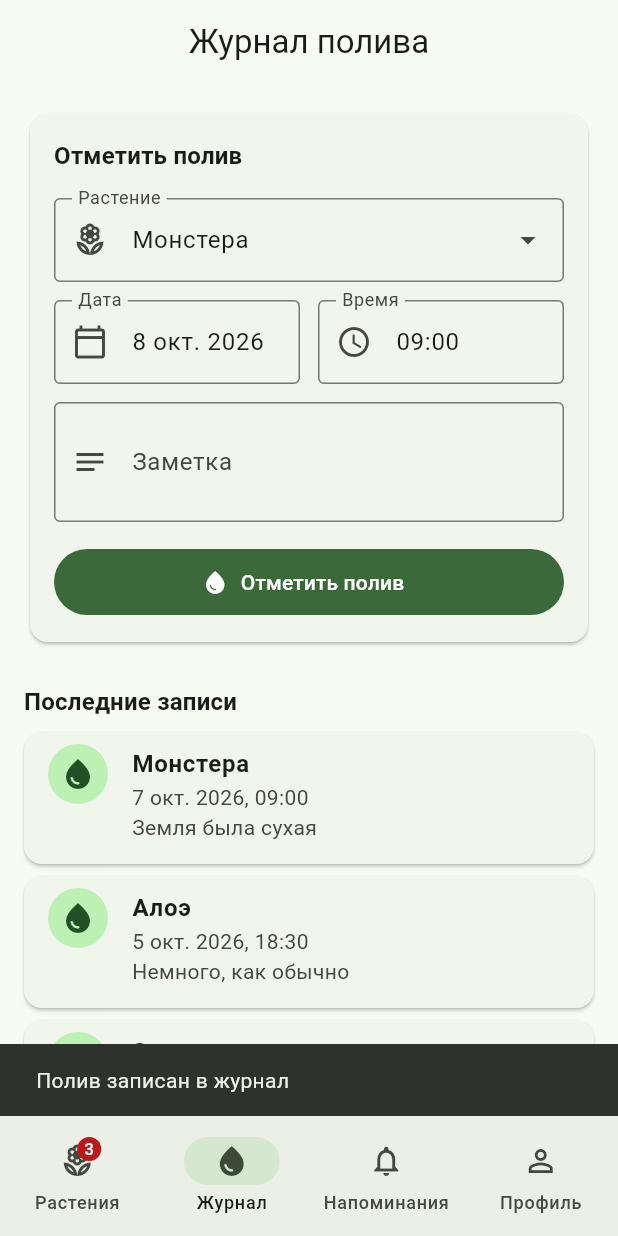
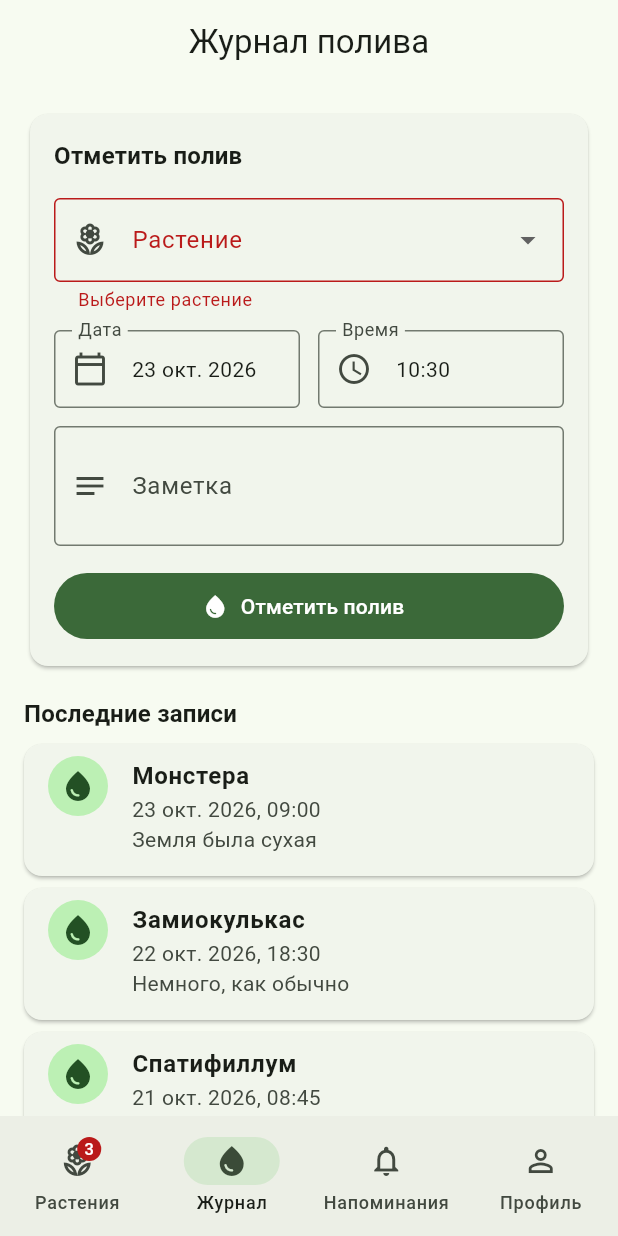
Before and after one commit to Serghei28/pam-project, a Flutter app: the WateringJournalScreen screen opened by its route, after a tap on "Отметить полив", on a phone screen of 412 x 824 dp. Run offline on Flutter 3.47's test engine with Material 3 defaults, Android fonts, the phone set to English and light mode, and no system bars; our stand-ins replace go_router.

Commit message:
L4: journal and plant history read WateringLogModel, watering form writes via models

```diff
--- a/green_garden/lib/models/plants_model.dart
+++ b/green_garden/lib/models/plants_model.dart
@@ -63,9 +63,9 @@ class PlantsModel extends ChangeNotifier {
   }
 
   // Отметить полив = обновить дату последнего полива через хранилище
-  Future<String?> markWatered(int id) async {
+  Future<String?> markWatered(int id, {DateTime? at}) async {
     final plant = byId(id);
     if (plant == null) return 'Растение не существует';
-    return update(plant.copyWith(lastWateredAt: DateTime.now()));
+    return update(plant.copyWith(lastWateredAt: at ?? DateTime.now()));
   }
 }
--- a/green_garden/lib/screens/watering_journal_screen.dart
+++ b/green_garden/lib/screens/watering_journal_screen.dart
@@ -1,13 +1,69 @@
 import 'package:flutter/material.dart';
+import 'package:provider/provider.dart';
 
+import '../models/plants_model.dart';
+import '../models/water_plant.dart';
+import '../models/watering_log_model.dart';
+import '../utils/dates.dart';
+import '../widgets/error_view.dart';
+import '../widgets/section_title.dart';
 
 class WateringJournalScreen extends StatelessWidget {
   const WateringJournalScreen({super.key});
 
   @override
   Widget build(BuildContext context) {
+    // watch в build: новая запись появится в списке сама
+    final model = context.watch<WateringLogModel>();
+    final plants = context.watch<PlantsModel>();
+
+    // Три состояния списка записей
+    final List<Widget> entries;
+    if (model.isLoading) {
+      entries = const [
+        Padding(
+          padding: EdgeInsets.all(24),
+          child: Center(child: CircularProgressIndicator()),
+        ),
+      ];
+    } else if (model.error != null) {
+      entries = [
+        ErrorView(
+          message: model.error!,
+          onRetry: () => context.read<WateringLogModel>().load(),
+        ),
+      ];
+    } else if (model.logs.isEmpty) {
+      entries = const [Center(child: Text('Записей пока нет'))];
+    } else {
+      entries = [
+        for (final log in model.logs)
+          // Свайп влево удаляет запись. Ключ — id из данных, не UniqueKey.
+          Dismissible(
+            key: ValueKey(log.id),
+            direction: DismissDirection.endToStart,
+            background: const _DeleteBackground(),
+            // Удаляем через модель; если хранилище вернуло ошибку —
+            // запись остаётся на месте, показываем SnackBar.
+            confirmDismiss: (_) async {
+              final error =
+                  await context.read<WateringLogModel>().remove(log.id);
+              if (error != null && context.mounted) {
+                ScaffoldMessenger.of(context)
+                    .showSnackBar(SnackBar(content: Text(error)));
+              }
+              return error == null;
+            },
+            child: _LogItem(
+              plant: plants.byId(log.plantId)?.name ?? 'Растение удалено',
+              dateTime: formatDateTime(log.date),
+              note: log.note,
+            ),
+          ),
+      ];
+    }
+
     return Scaffold(
-
       appBar: AppBar(
         title: const Text('Журнал полива'),
         centerTitle: true,
@@ -15,9 +71,71 @@ class WateringJournalScreen extends StatelessWidget {
       body: ListView(
         padding: const EdgeInsets.all(16),
         children: [
-          Card(
+          const _WaterForm(),
+          const SectionTitle('Последние записи'),
+          ...entries,
+        ],
+      ),
+    );
+  }
+}
+
+// Форма «Отметить полив». Выбранное растение и текст заметки —
+// эфемерное состояние формы, поэтому StatefulWidget + setState.
+class _WaterForm extends StatefulWidget {
+  const _WaterForm();
+
+  @override
+  State<_WaterForm> createState() => _WaterFormState();
+}
+
+class _WaterFormState extends State<_WaterForm> {
+  final _formKey = GlobalKey<FormState>();
+  final _noteCtrl = TextEditingController();
+  int? _plantId;
+  bool _saving = false;
+
+  @override
+  void dispose() {
+    _noteCtrl.dispose();
+    super.dispose();
+  }
+
+  Future<void> _save() async {
+    if (!_formKey.currentState!.validate()) return;
+
+    setState(() => _saving = true);
+    final error = await waterPlant(
+      plants: context.read<PlantsModel>(),
+      logs: context.read<WateringLogModel>(),
+      plantId: _plantId!,
+      note: _noteCtrl.text.trim(),
+    );
+    if (!mounted) return; // экран мог закрыться, пока «запрос» летел
+    setState(() => _saving = false);
+
+    if (error != null) {
+      // данные остаются в полях — можно повторить
+      ScaffoldMessenger.of(context)
+          .showSnackBar(SnackBar(content: Text(error)));
+      return;
+    }
+    _noteCtrl.clear();
+    ScaffoldMessenger.of(context).showSnackBar(
+      const SnackBar(content: Text('Полив записан в журнал')),
+    );
+  }
+
+  @override
+  Widget build(BuildContext context) {
+    final plants = context.watch<PlantsModel>().plants;
+    final now = DateTime.now();
+
+    return Card(
       child: Padding(
         padding: const EdgeInsets.all(16),
+        child: Form(
+          key: _formKey,
           child: Column(
             crossAxisAlignment: CrossAxisAlignment.stretch,
             children: [
@@ -29,50 +147,54 @@ class WateringJournalScreen extends StatelessWidget {
               ),
               const SizedBox(height: 16),
 
-                  TextFormField(
-                    initialValue: 'Монстера',
-                    readOnly: true,
+              DropdownButtonFormField<int>(
+                initialValue: _plantId,
                 decoration: const InputDecoration(
                   labelText: 'Растение',
                   prefixIcon: Icon(Icons.local_florist_outlined),
-                      suffixIcon: Icon(Icons.arrow_drop_down),
                   border: OutlineInputBorder(),
                 ),
+                items: [
+                  for (final p in plants)
+                    DropdownMenuItem(value: p.id, child: Text(p.name)),
+                ],
+                onChanged: (value) => setState(() => _plantId = value),
+                validator: (value) =>
+                    value == null ? 'Выберите растение' : null,
               ),
               const SizedBox(height: 12),
 
               Row(
                 children: [
                   Expanded(
-                        child: TextFormField(
-                          initialValue: '8 окт. 2026',
-                          readOnly: true,
+                    child: InputDecorator(
                       decoration: const InputDecoration(
                         labelText: 'Дата',
                         prefixIcon: Icon(Icons.calendar_today_outlined),
                         border: OutlineInputBorder(),
                       ),
+                      child: Text(formatDate(now)),
                     ),
                   ),
                   const SizedBox(width: 12),
                   Expanded(
-                        child: TextFormField(
-                          initialValue: '09:00',
-                          readOnly: true,
+                    child: InputDecorator(
                       decoration: const InputDecoration(
                         labelText: 'Время',
                         prefixIcon: Icon(Icons.access_time),
                         border: OutlineInputBorder(),
                       ),
+                      child: Text(formatTime(now)),
                     ),
                   ),
                 ],
               ),
               const SizedBox(height: 12),
 
-                  const TextField(
+              TextFormField(
+                controller: _noteCtrl,
                 maxLines: 2,
-                    decoration: InputDecoration(
+                decoration: const InputDecoration(
                   labelText: 'Заметка',
                   hintText: 'Например: земля была сухая',
                   prefixIcon: Icon(Icons.notes),
@@ -82,53 +204,37 @@ class WateringJournalScreen extends StatelessWidget {
               const SizedBox(height: 16),
 
               FilledButton.icon(
-                    onPressed: () {
-                      ScaffoldMessenger.of(context).showSnackBar(
-                        const SnackBar(content: Text('Полив записан в журнал')),
-                      );
-                    },
+                onPressed: _saving ? null : _save, // null — кнопка неактивна
                 icon: const Icon(Icons.water_drop),
-                    label: const Padding(
-                      padding: EdgeInsets.symmetric(vertical: 12),
-                      child: Text('Отметить полив'),
+                label: Padding(
+                  padding: const EdgeInsets.symmetric(vertical: 12),
+                  child: Text(_saving ? 'Сохранение…' : 'Отметить полив'),
                 ),
               ),
             ],
           ),
         ),
       ),
+    );
+  }
+}
 
-          Padding(
-            padding: const EdgeInsets.only(top: 24, bottom: 8),
-            child: Text(
-              'Последние записи',
-              style: Theme.of(context).textTheme.titleMedium?.copyWith(
-                    fontWeight: FontWeight.bold,
+class _DeleteBackground extends StatelessWidget {
+  const _DeleteBackground();
+
+  @override
+  Widget build(BuildContext context) {
+    final colors = Theme.of(context).colorScheme;
+
+    return Container(
+      margin: const EdgeInsets.only(bottom: 8),
+      padding: const EdgeInsets.symmetric(horizontal: 20),
+      alignment: Alignment.centerRight,
+      decoration: BoxDecoration(
+        color: colors.errorContainer,
+        borderRadius: BorderRadius.circular(12),
       ),
-            ),
-          ),
-          const _LogItem(
-            plant: 'Монстера',
-            dateTime: '7 окт. 2026, 09:00',
-            note: 'Земля была сухая',
-          ),
-          const _LogItem(
-            plant: 'Алоэ',
-            dateTime: '5 окт. 2026, 18:30',
-            note: 'Немного, как обычно',
-          ),
-          const _LogItem(
-            plant: 'Замиокулькас',
-            dateTime: '4 окт. 2026, 10:15',
-            note: 'Добавила подкормку',
-          ),
-          const _LogItem(
-            plant: 'Фикус Бенджамина',
-            dateTime: '2 окт. 2026, 08:45',
-            note: 'Листья слегка опали',
-          ),
-        ],
-      ),
+      child: Icon(Icons.delete_outline, color: colors.onErrorContainer),
     );
   }
 }
@@ -159,8 +265,8 @@ class _LogItem extends StatelessWidget {
           plant,
           style: const TextStyle(fontWeight: FontWeight.bold),
         ),
-        subtitle: Text('$dateTime\n$note'),
-        isThreeLine: true,
+        subtitle: Text(note.isEmpty ? dateTime : '$dateTime\n$note'),
+        isThreeLine: note.isNotEmpty,
       ),
     );
   }
--- a/green_garden/lib/utils/dates.dart
+++ b/green_garden/lib/utils/dates.dart
@@ -20,3 +20,14 @@ String daysAgoText(DateTime date) {
   if (days > 1) return '$days дн. назад';
   return formatDate(date); // дата в будущем
 }
+
+// 09:05
+String formatTime(DateTime date) {
+  final hh = date.hour.toString().padLeft(2, '0');
+  final mm = date.minute.toString().padLeft(2, '0');
+  return '$hh:$mm';
+}
+
+// 14 окт. 2026, 09:05
+String formatDateTime(DateTime date) =>
+    '${formatDate(date)}, ${formatTime(date)}';
```
Also changed, not shown: green_garden/lib/models/water_plant.dart (added, +23 -0 lines), green_garden/lib/screens/plant_card_screen.dart (+57 -26 lines). Lines whose indentation alone changed are shown as unchanged.
